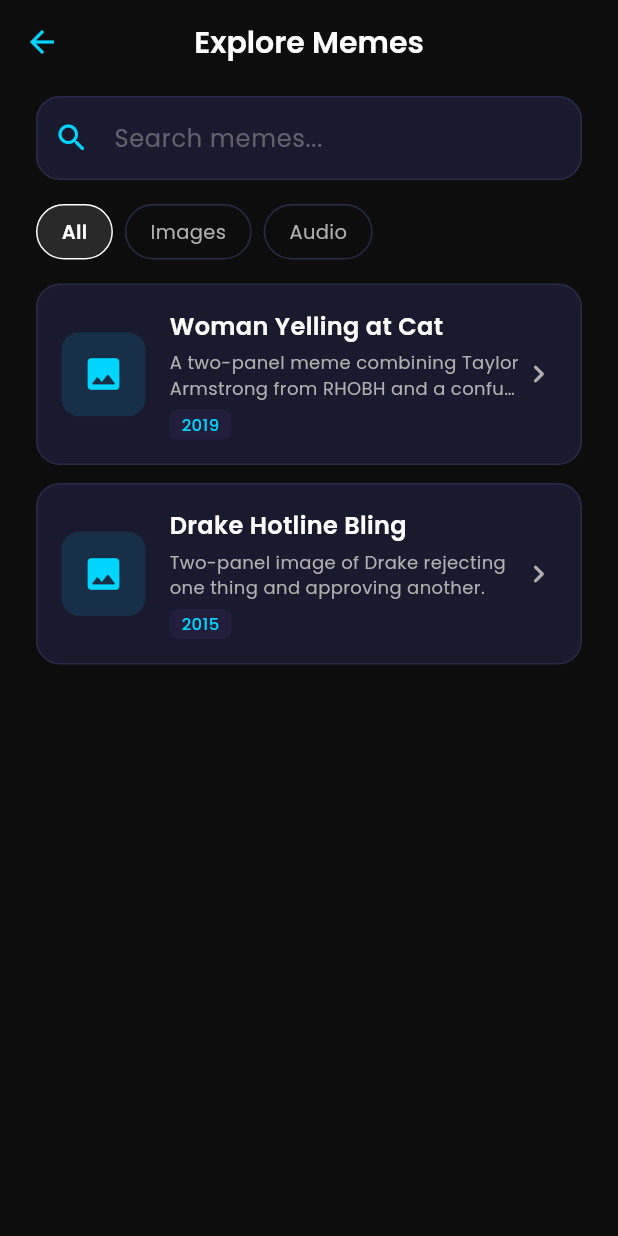
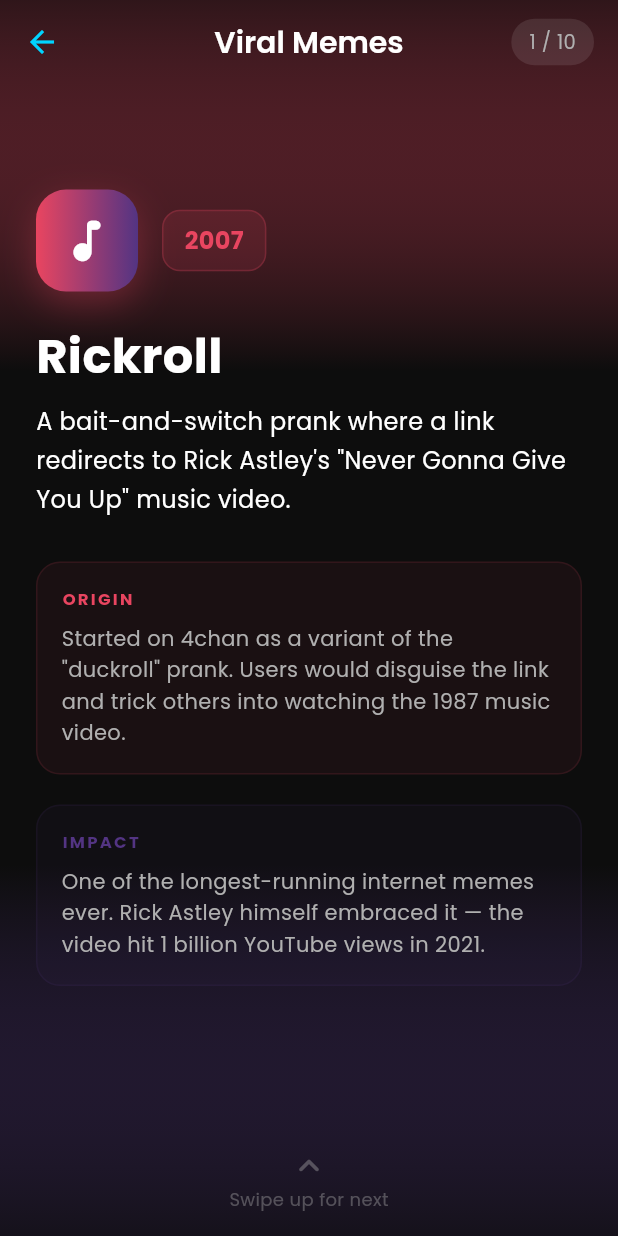
Before and after one commit to Gentsy13/Dismemeber, a Flutter app: the screen it shows after launch, after a tap on "Meme Origins", on a phone screen of 412 x 824 dp. Run offline on Flutter 3.47's test engine with Material 3 defaults, Android fonts, the phone set to English and light mode, and no system bars; our stand-ins replace file_picker, google_fonts, image_picker; missing offline and left inert: record.

Commit message:
Version 2.0.1

```diff
--- a/dismemeber/lib/screens/home_screen.dart
+++ b/dismemeber/lib/screens/home_screen.dart
@@ -4,6 +4,7 @@
 import 'scan_screen.dart';
 import 'audio_screen.dart';
 import 'explore_screen.dart';
+import 'viral_memes_screen.dart';
 
 class HomeScreen extends StatelessWidget {
   const HomeScreen({super.key});
@@ -187,7 +188,7 @@
                     iconColor: const Color(0xFFFFC107),
                     onTap: () => Navigator.push(
                       context,
-                      MaterialPageRoute(builder: (_) => const ExploreScreen()),
+                      MaterialPageRoute(builder: (_) => const ViralMemesScreen()),
                     ),
                   ),
                   FeatureCard(
--- /dev/null
+++ b/dismemeber/lib/screens/viral_memes_screen.dart
@@ -0,0 +1,391 @@
+import 'package:flutter/material.dart';
+import '../theme/app_theme.dart';
+
+class MemeEntry {
+  final String title;
+  final String year;
+  final String description;
+  final String origin;
+  final String impact;
+  final IconData icon;
+  final List<Color> gradient;
+
+  const MemeEntry({
+    required this.title,
+    required this.year,
+    required this.description,
+    required this.origin,
+    required this.impact,
+    required this.icon,
+    required this.gradient,
+  });
+}
+
+class ViralMemesScreen extends StatefulWidget {
+  const ViralMemesScreen({super.key});
+
+  @override
+  State<ViralMemesScreen> createState() => _ViralMemesScreenState();
+}
+
+class _ViralMemesScreenState extends State<ViralMemesScreen> {
+  final PageController _pageController = PageController();
+  int _currentPage = 0;
+
+  static const List<MemeEntry> _memes = [
+    MemeEntry(
+      title: 'Rickroll',
+      year: '2007',
+      description:
+          'A bait-and-switch prank where a link redirects to Rick Astley\'s "Never Gonna Give You Up" music video.',
+      origin:
+          'Started on 4chan as a variant of the "duckroll" prank. Users would disguise the link and trick others into watching the 1987 music video.',
+      impact:
+          'One of the longest-running internet memes ever. Rick Astley himself embraced it — the video hit 1 billion YouTube views in 2021.',
+      icon: Icons.music_note_rounded,
+      gradient: [Color(0xFFE94560), Color(0xFF533483)],
+    ),
+    MemeEntry(
+      title: 'Distracted Boyfriend',
+      year: '2017',
+      description:
+          'A man looks at another woman while his girlfriend stares in disbelief. Used to represent being tempted by something new.',
+      origin:
+          'The stock photo was taken by Antonio Guillem in 2015. It went viral in 2017 when someone labeled the three people.',
+      impact:
+          'Became the definitive "object labeling" meme template. Named one of the top memes of the decade by multiple outlets.',
+      icon: Icons.people_rounded,
+      gradient: [Color(0xFF00D4FF), Color(0xFF0F3460)],
+    ),
+    MemeEntry(
+      title: 'Doge',
+      year: '2013',
+      description:
+          'A Shiba Inu dog surrounded by colorful Comic Sans text like "such wow", "much amaze", "very cool".',
+      origin:
+          'Based on a 2010 photo of a Shiba Inu named Kabosu. The meme format with broken English emerged on Tumblr in 2013.',
+      impact:
+          'Inspired Dogecoin cryptocurrency. Became so iconic that Kabosu\'s face is recognized worldwide. Revived multiple times.',
+      icon: Icons.pets_rounded,
+      gradient: [Color(0xFFFFC107), Color(0xFFFF6F00)],
+    ),
+    MemeEntry(
+      title: 'Woman Yelling at Cat',
+      year: '2019',
+      description:
+          'Two-panel meme: Taylor Armstrong crying and pointing, next to Smudge the cat sitting at a dinner table looking confused.',
+      origin:
+          'Combines a 2011 Real Housewives of Beverly Hills screenshot with a 2018 photo of a cat named Smudge. Merged in May 2019.',
+      impact:
+          'Dominated meme culture throughout 2019. Used for absurd comparisons and arguments. Smudge became an Instagram celebrity.',
+      icon: Icons.restaurant_rounded,
+      gradient: [Color(0xFF4CAF50), Color(0xFF1B5E20)],
+    ),
+    MemeEntry(
+      title: 'Drake Hotline Bling',
+      year: '2015',
+      description:
+          'Two panels of Drake: top panel rejecting something, bottom panel approving something else.',
+      origin:
+          'Taken from Drake\'s "Hotline Bling" music video. The dance moves were instantly memed when the video dropped in October 2015.',
+      impact:
+          'The ultimate preference/comparison template. Has been recreated with hundreds of characters and is still used daily.',
+      icon: Icons.compare_arrows_rounded,
+      gradient: [Color(0xFF9C27B0), Color(0xFF4A148C)],
+    ),
+    MemeEntry(
+      title: 'Pepe the Frog',
+      year: '2008',
+      description:
+          'A cartoon frog with a humanoid body. Originally just saying "feels good man." Evolved into countless variations.',
+      origin:
+          'Created by Matt Furie in his comic "Boy\'s Club" (2005). Became a meme on MySpace and 4chan around 2008.',
+      impact:
+          'One of the most versatile memes ever created. Spawned Rare Pepes, Sad Pepe, Smug Pepe, and even NFT collections.',
+      icon: Icons.emoji_emotions_rounded,
+      gradient: [Color(0xFF66BB6A), Color(0xFF2E7D32)],
+    ),
+    MemeEntry(
+      title: 'This Is Fine',
+      year: '2013',
+      description:
+          'A cartoon dog sitting in a burning room, calmly saying "This is fine." Represents denial in chaotic situations.',
+      origin:
+          'From KC Green\'s webcomic "Gunshow" (2013). The two-panel version became the most shared format.',
+      impact:
+          'The go-to meme for expressing calm during disasters. Used heavily during every major crisis since 2016.',
+      icon: Icons.local_fire_department_rounded,
+      gradient: [Color(0xFFFF5722), Color(0xFFBF360C)],
+    ),
+    MemeEntry(
+      title: 'Skibidi Toilet',
+      year: '2023',
+      description:
+          'A surreal animated series featuring singing heads emerging from toilets, battling humanoids with speakers and cameras for heads.',
+      origin:
+          'Created by Alexey Gerasimov using Source Filmmaker. First episode uploaded to YouTube in February 2023.',
+      impact:
+          'Became the defining Gen Alpha meme. The series amassed billions of views and spawned an entire subculture of content.',
+      icon: Icons.smart_display_rounded,
+      gradient: [Color(0xFF00BCD4), Color(0xFF006064)],
+    ),
+    MemeEntry(
+      title: 'Loss (| || || |_)',
+      year: '2008',
+      description:
+          'An abstract minimalist meme derived from a serious webcomic strip. Reduced to just lines representing the four panels.',
+      origin:
+          'From the June 2008 Ctrl+Alt+Del comic about a miscarriage. The tonal shift was mocked, then abstracted into a pattern.',
+      impact:
+          'Became the ultimate "hidden in plain sight" meme. People find or create Loss references in architecture, art, and math.',
+      icon: Icons.grid_view_rounded,
+      gradient: [Color(0xFF607D8B), Color(0xFF37474F)],
+    ),
+    MemeEntry(
+      title: 'Among Us / Amogus',
+      year: '2020',
+      description:
+          'Everything looks "sus." The crewmate shape from Among Us is spotted everywhere — in everyday objects, logos, and art.',
+      origin:
+          'Among Us launched in 2018 but exploded during COVID lockdowns in 2020. "Amogus" emerged as an ironic shitpost variant.',
+      impact:
+          'Took over the internet for months. "Sus" entered mainstream vocabulary. People can\'t unsee the crewmate shape anywhere.',
+      icon: Icons.visibility_rounded,
+      gradient: [Color(0xFFF44336), Color(0xFFB71C1C)],
+    ),
+  ];
+
+  @override
+  void dispose() {
+    _pageController.dispose();
+    super.dispose();
+  }
+
+  @override
+  Widget build(BuildContext context) {
+    return Scaffold(
+      extendBodyBehindAppBar: true,
+      appBar: AppBar(
+        backgroundColor: Colors.transparent,
+        title: const Text('Viral Memes'),
+        actions: [
+          Container(
+            margin: const EdgeInsets.only(right: 16),
+            padding: const EdgeInsets.symmetric(horizontal: 12, vertical: 6),
+            decoration: BoxDecoration(
+              color: Colors.white.withAlpha(25),
+              borderRadius: BorderRadius.circular(20),
+            ),
+            child: Text(
+              '${_currentPage + 1} / ${_memes.length}',
+              style: const TextStyle(
+                color: AppColors.textSecondary,
+                fontSize: 13,
+              ),
+            ),
+          ),
+        ],
+      ),
+      body: PageView.builder(
+        controller: _pageController,
+        scrollDirection: Axis.vertical,
+        itemCount: _memes.length,
+        onPageChanged: (i) => setState(() => _currentPage = i),
+        itemBuilder: (context, index) {
+          final meme = _memes[index];
+          return _MemeCard(meme: meme, index: index);
+        },
+      ),
+    );
+  }
+}
+
+class _MemeCard extends StatelessWidget {
+  final MemeEntry meme;
+  final int index;
+
+  const _MemeCard({required this.meme, required this.index});
+
+  @override
+  Widget build(BuildContext context) {
+    return Container(
+      decoration: BoxDecoration(
+        gradient: LinearGradient(
+          begin: Alignment.topCenter,
+          end: Alignment.bottomCenter,
+          colors: [
+            meme.gradient[0].withAlpha(40),
+            AppColors.background,
+            AppColors.background,
+            meme.gradient[1].withAlpha(30),
+          ],
+          stops: const [0.0, 0.3, 0.7, 1.0],
+        ),
+      ),
+      child: SafeArea(
+        child: Padding(
+          padding: const EdgeInsets.symmetric(horizontal: 24),
+          child: Column(
+            crossAxisAlignment: CrossAxisAlignment.start,
+            children: [
+              const Spacer(flex: 2),
+
+              // Icon + Year badge
+              Row(
+                children: [
+                  Container(
+                    padding: const EdgeInsets.all(16),
+                    decoration: BoxDecoration(
+                      gradient: LinearGradient(colors: meme.gradient),
+                      borderRadius: BorderRadius.circular(20),
+                      boxShadow: [
+                        BoxShadow(
+                          color: meme.gradient[0].withAlpha(80),
+                          blurRadius: 20,
+                          offset: const Offset(0, 8),
+                        ),
+                      ],
+                    ),
+                    child: Icon(meme.icon, size: 36, color: Colors.white),
+                  ),
+                  const SizedBox(width: 16),
+                  Container(
+                    padding:
+                        const EdgeInsets.symmetric(horizontal: 14, vertical: 8),
+                    decoration: BoxDecoration(
+                      color: meme.gradient[0].withAlpha(30),
+                      borderRadius: BorderRadius.circular(12),
+                      border: Border.all(color: meme.gradient[0].withAlpha(60)),
+                    ),
+                    child: Text(
+                      meme.year,
+                      style: TextStyle(
+                        color: meme.gradient[0],
+                        fontSize: 16,
+                        fontWeight: FontWeight.bold,
+                      ),
+                    ),
+                  ),
+                ],
+              ),
+
+              const SizedBox(height: 24),
+
+              // Title
+              Text(
+                meme.title,
+                style: const TextStyle(
+                  color: AppColors.textPrimary,
+                  fontSize: 32,
+                  fontWeight: FontWeight.bold,
+                  height: 1.2,
+                ),
+              ),
+
+              const SizedBox(height: 12),
+
+              // Description
+              Text(
+                meme.description,
+                style: const TextStyle(
+                  color: AppColors.textPrimary,
+                  fontSize: 16,
+                  height: 1.6,
+                ),
+              ),
+
+              const SizedBox(height: 28),
+
+              // Origin section
+              _InfoSection(
+                label: 'ORIGIN',
+                text: meme.origin,
+                color: meme.gradient[0],
+              ),
+
+              const SizedBox(height: 20),
+
+              // Impact section
+              _InfoSection(
+                label: 'IMPACT',
+                text: meme.impact,
+                color: meme.gradient[1],
+              ),
+
+              const Spacer(flex: 3),
+
+              // Swipe hint
+              Center(
+                child: Column(
+                  children: [
+                    Icon(
+                      Icons.keyboard_arrow_up_rounded,
+                      color: AppColors.textSecondary.withAlpha(100),
+                      size: 28,
+                    ),
+                    Text(
+                      'Swipe up for next',
+                      style: TextStyle(
+                        color: AppColors.textSecondary.withAlpha(100),
+                        fontSize: 12,
+                      ),
+                    ),
+                  ],
+                ),
+              ),
+              const SizedBox(height: 16),
+            ],
+          ),
+        ),
+      ),
+    );
+  }
+}
+
+class _InfoSection extends StatelessWidget {
+  final String label;
+  final String text;
+  final Color color;
+
+  const _InfoSection({
+    required this.label,
+    required this.text,
+    required this.color,
+  });
+
+  @override
+  Widget build(BuildContext context) {
+    return Container(
+      width: double.infinity,
+      padding: const EdgeInsets.all(16),
+      decoration: BoxDecoration(
+        color: color.withAlpha(15),
+        borderRadius: BorderRadius.circular(16),
+        border: Border.all(color: color.withAlpha(30)),
+      ),
+      child: Column(
+        crossAxisAlignment: CrossAxisAlignment.start,
+        children: [
+          Text(
+            label,
+            style: TextStyle(
+              color: color,
+              fontSize: 11,
+              fontWeight: FontWeight.w700,
+              letterSpacing: 1.5,
+            ),
+          ),
+          const SizedBox(height: 8),
+          Text(
+            text,
+            style: const TextStyle(
+              color: AppColors.textSecondary,
+              fontSize: 14,
+              height: 1.5,
+            ),
+          ),
+        ],
+      ),
+    );
+  }
+}
```
